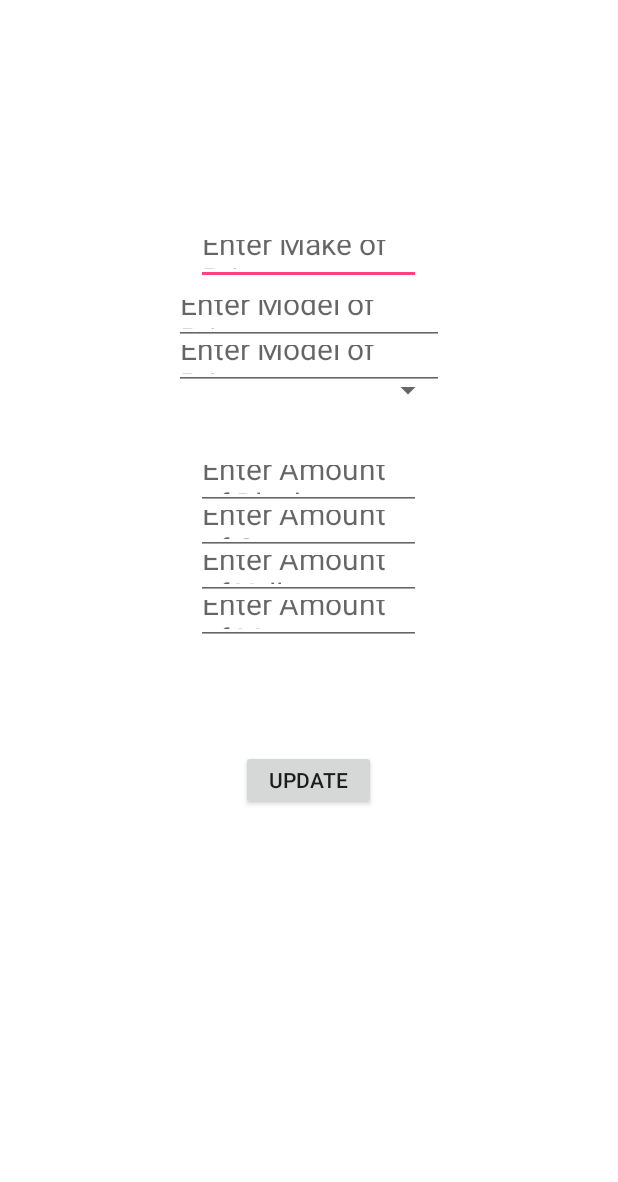
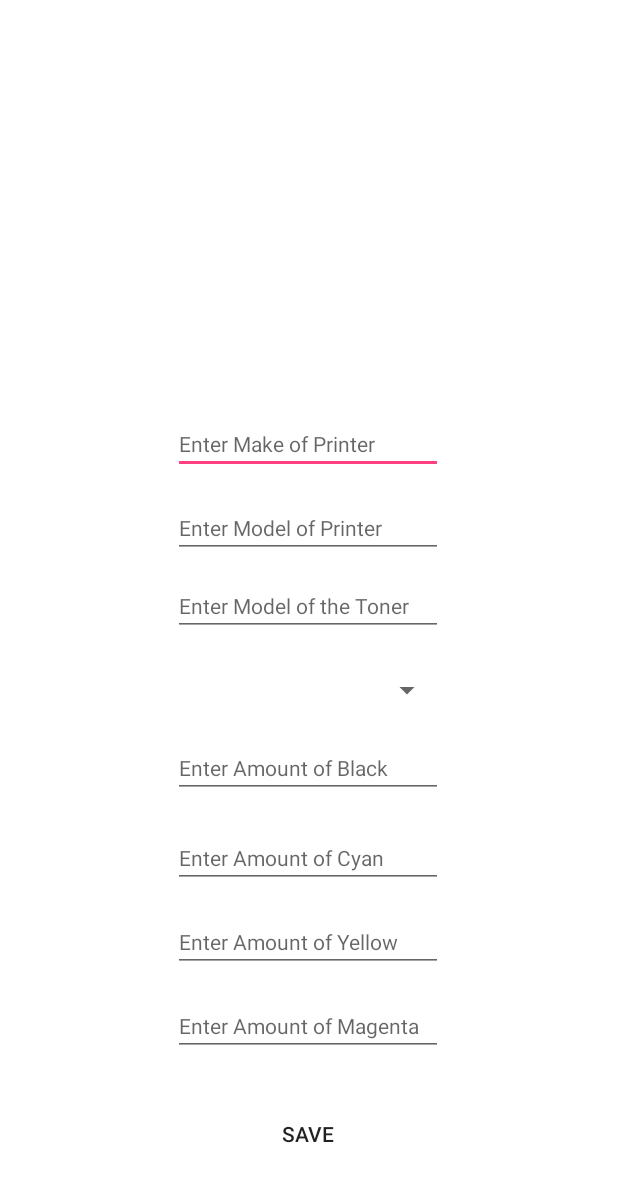
Before and after one commit to jmadrid1/Prinventory-Kotlin, an Android app: the layout fragment_toner_update.xml on its own in the app's theme, with its tools: preview values and no code run, on a phone screen of 412 x 824 dp. Shown: the top 1182 px of the screen. Run offline under Robolectric (Android 15) with nearby library versions, the light colour scheme and no system bars.

Commit message:
Updated UI for Toner Activity's fragment for updating toners.

```diff
--- a/app/src/main/res/layout/fragment_toner_update.xml
+++ b/app/src/main/res/layout/fragment_toner_update.xml
@@ -1,86 +1,163 @@
 <?xml version="1.0" encoding="utf-8"?>
-<RelativeLayout
+<android.support.constraint.ConstraintLayout
     xmlns:android="http://schemas.android.com/apk/res/android"
+    xmlns:app="http://schemas.android.com/apk/res-auto"
     android:layout_width="match_parent"
     android:layout_height="match_parent"
-    android:background="@color/cardview_light_background">
+    android:orientation="vertical"
+    android:background="@color/cardview_light_background" >
 
     <EditText
         android:id="@+id/fragment_toner_update_edittext_make"
-        android:layout_width="150dp"
+        android:layout_width="180dp"
         android:layout_height="40dp"
-        android:layout_marginTop="150dp"
-        android:layout_centerHorizontal="true"
-        android:textSize="20sp"
-        android:hint="@string/hint_toner_make"/>
+        android:layout_marginStart="8dp"
+        android:layout_marginLeft="8dp"
+        android:layout_marginEnd="8dp"
+        android:layout_marginRight="8dp"
+        android:layout_marginBottom="508dp"
+        android:hint="@string/hint_toner_make"
+        android:inputType="textCapWords"
+        android:textSize="14sp"
+        app:layout_constraintBottom_toBottomOf="parent"
+        app:layout_constraintEnd_toEndOf="parent"
+        app:layout_constraintHorizontal_bias="0.497"
+        app:layout_constraintStart_toStartOf="parent" />
 
     <EditText
         android:id="@+id/fragment_toner_update_edittext_model"
         android:layout_width="180dp"
         android:layout_height="40dp"
-        android:layout_marginTop="190dp"
-        android:layout_centerHorizontal="true"
-        android:textSize="20sp"
-        android:hint="@string/hint_toner_model"/>
+        android:layout_marginStart="8dp"
+        android:layout_marginLeft="8dp"
+        android:layout_marginEnd="8dp"
+        android:layout_marginRight="8dp"
+        android:layout_marginBottom="452dp"
+        android:hint="@string/hint_toner_model"
+        android:inputType="textCapWords"
+        android:textSize="14sp"
+        app:layout_constraintBottom_toBottomOf="parent"
+        app:layout_constraintEnd_toEndOf="parent"
+        app:layout_constraintHorizontal_bias="0.497"
+        app:layout_constraintStart_toStartOf="parent" />
 
     <EditText
         android:id="@+id/fragment_toner_update_edittext_tmodel"
         android:layout_width="180dp"
         android:layout_height="40dp"
-        android:layout_centerHorizontal="true"
-        android:layout_marginTop="220dp"
-        android:textSize="20sp"
-        android:hint="@string/hint_toner_model"/>
+        android:layout_marginStart="8dp"
+        android:layout_marginLeft="8dp"
+        android:layout_marginEnd="8dp"
+        android:layout_marginRight="8dp"
+        android:layout_marginBottom="400dp"
+        android:hint="@string/hint_toner_tmodel"
+        android:inputType="textCapWords"
+        android:textSize="14sp"
+        app:layout_constraintBottom_toBottomOf="parent"
+        app:layout_constraintEnd_toEndOf="parent"
+        app:layout_constraintHorizontal_bias="0.497"
+        app:layout_constraintStart_toStartOf="parent" />
 
     <Spinner
         android:id="@+id/fragment_toner_update_spinner_color"
         android:layout_width="180dp"
         android:layout_height="40dp"
-        android:layout_centerHorizontal="true"
-        android:layout_marginTop="240dp"/>
+        android:layout_marginStart="8dp"
+        android:layout_marginLeft="8dp"
+        android:layout_marginEnd="8dp"
+        android:layout_marginRight="8dp"
+        android:layout_marginBottom="344dp"
+        app:layout_constraintBottom_toBottomOf="parent"
+        app:layout_constraintEnd_toEndOf="parent"
+        app:layout_constraintHorizontal_bias="0.497"
+        app:layout_constraintStart_toStartOf="parent" />
 
     <EditText
         android:id="@+id/fragment_toner_update_edittext_black"
-        android:layout_width="150dp"
+        android:layout_width="180dp"
         android:layout_height="40dp"
-        android:layout_marginTop="300dp"
-        android:layout_centerHorizontal="true"
-        android:textSize="20sp"
-        android:hint="@string/hint_toner_black"/>
+        android:layout_marginStart="8dp"
+        android:layout_marginLeft="8dp"
+        android:layout_marginEnd="8dp"
+        android:layout_marginRight="8dp"
+        android:layout_marginBottom="292dp"
+        android:hint="@string/hint_toner_black"
+        android:inputType="number"
+        android:maxLength="2"
+        android:textSize="14sp"
+        app:layout_constraintBottom_toBottomOf="parent"
+        app:layout_constraintEnd_toEndOf="parent"
+        app:layout_constraintHorizontal_bias="0.497"
+        app:layout_constraintStart_toStartOf="parent" />
 
     <EditText
         android:id="@+id/fragment_toner_update_edittext_cyan"
-        android:layout_width="150dp"
+        android:layout_width="180dp"
         android:layout_height="40dp"
-        android:layout_marginTop="330dp"
-        android:layout_centerHorizontal="true"
-        android:textSize="20sp"
-        android:hint="@string/hint_toner_cyan"/>
+        android:layout_marginStart="8dp"
+        android:layout_marginLeft="8dp"
+        android:layout_marginEnd="8dp"
+        android:layout_marginRight="8dp"
+        android:layout_marginBottom="232dp"
+        android:hint="@string/hint_toner_cyan"
+        android:inputType="number"
+        android:maxLength="2"
+        android:textSize="14sp"
+        app:layout_constraintBottom_toBottomOf="parent"
+        app:layout_constraintEnd_toEndOf="parent"
+        app:layout_constraintHorizontal_bias="0.497"
+        app:layout_constraintStart_toStartOf="parent" />
 
     <EditText
         android:id="@+id/fragment_toner_update_edittext_yellow"
-        android:layout_width="150dp"
+        android:layout_width="180dp"
         android:layout_height="40dp"
-        android:layout_marginTop="360dp"
-        android:layout_centerHorizontal="true"
-        android:textSize="20sp"
-        android:hint="@string/hint_toner_yellow"/>
+        android:layout_marginStart="8dp"
+        android:layout_marginLeft="8dp"
+        android:layout_marginEnd="8dp"
+        android:layout_marginRight="8dp"
+        android:layout_marginBottom="176dp"
+        android:hint="@string/hint_toner_yellow"
+        android:inputType="number"
+        android:maxLength="2"
+        android:textSize="14sp"
+        app:layout_constraintBottom_toBottomOf="parent"
+        app:layout_constraintEnd_toEndOf="parent"
+        app:layout_constraintHorizontal_bias="0.497"
+        app:layout_constraintStart_toStartOf="parent" />
 
     <EditText
         android:id="@+id/fragment_toner_update_edittext_magenta"
-        android:layout_width="150dp"
+        android:layout_width="180dp"
         android:layout_height="40dp"
-        android:layout_marginTop="390dp"
-        android:layout_centerHorizontal="true"
-        android:textSize="20sp"
-        android:hint="@string/hint_toner_magenta"/>
+        android:layout_marginStart="8dp"
+        android:layout_marginLeft="8dp"
+        android:layout_marginEnd="8dp"
+        android:layout_marginRight="8dp"
+        android:layout_marginBottom="120dp"
+        android:hint="@string/hint_toner_magenta"
+        android:inputType="number"
+        android:maxLength="2"
+        android:textSize="14sp"
+        app:layout_constraintBottom_toBottomOf="parent"
+        app:layout_constraintEnd_toEndOf="parent"
+        app:layout_constraintHorizontal_bias="0.497"
+        app:layout_constraintStart_toStartOf="parent" />
 
     <Button
-        android:id="@+id/fragment_toner_button_submit"
+        android:id="@+id/fragment_toner_update_button_submit"
         android:layout_width="90dp"
         android:layout_height="40dp"
-        android:layout_centerHorizontal="true"
-        android:layout_marginTop="500dp"
-        android:text="@string/btn_update"/>
+        android:background="@drawable/button_shape"
+        android:layout_marginStart="8dp"
+        android:layout_marginLeft="8dp"
+        android:layout_marginEnd="8dp"
+        android:layout_marginRight="8dp"
+        android:layout_marginBottom="48dp"
+        android:text="@string/btn_save"
+        app:layout_constraintBottom_toBottomOf="parent"
+        app:layout_constraintEnd_toEndOf="parent"
+        app:layout_constraintHorizontal_bias="0.498"
+        app:layout_constraintStart_toStartOf="parent" />
 
-</RelativeLayout>
+</android.support.constraint.ConstraintLayout>
```
